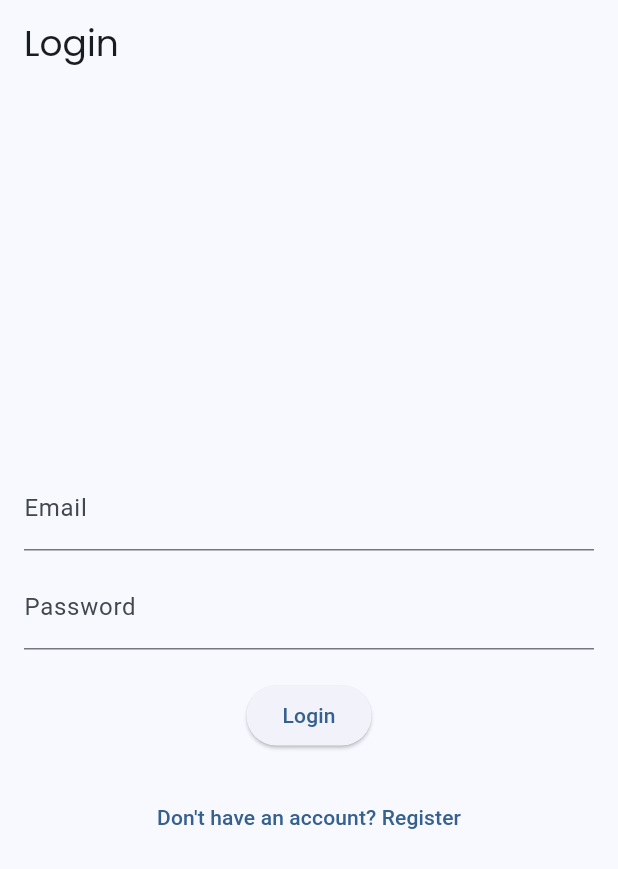
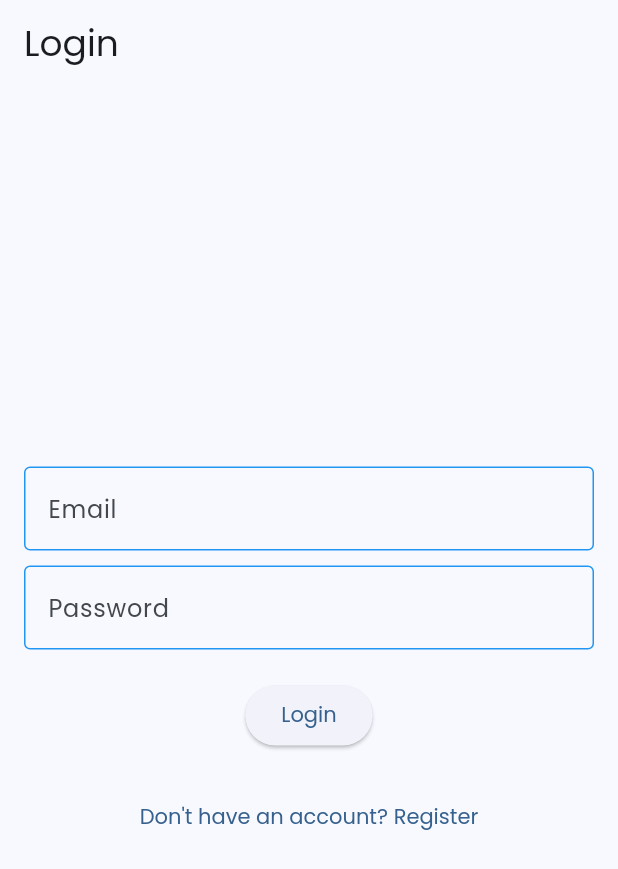
Before and after one commit to elena-atanasoska/Classly, a Flutter app: the screen it shows after launch, on a phone screen of 412 x 824 dp. Shown: the top 869 px of the screen. Run offline on Flutter 3.47's test engine with Material 3 defaults, Android fonts, the phone set to English and light mode, and no system bars; our stand-ins replace cloud_firestore, firebase_auth, firebase_core, firebase_storage, flutter_local_notifications, geolocator and 5 more; accounts and stored records are empty; generated files the repository leaves out were written again.

Commit message:
changed font everywhere

```diff
--- a/lib/main.dart
+++ b/lib/main.dart
@@ -4,7 +4,7 @@ import 'package:firebase_core/firebase_core.dart';
 import 'firebase_options.dart';
 import 'package:google_fonts/google_fonts.dart';
 
-void main() async{
+void main() async {
   WidgetsFlutterBinding.ensureInitialized();
   await Firebase.initializeApp(
     options: DefaultFirebaseOptions.currentPlatform,
@@ -13,10 +13,6 @@ void main() async{
 }
 
 class MyApp extends StatelessWidget {
-  // final CalendarEventService firestoreService;
-
-  // MyApp({required this.firestoreService});
-
   final MaterialColor customColor = const MaterialColor(0xFF2196F3, {
     50: Color(0xFFE3F2FD),
     100: Color(0xFFBBDEFB),
@@ -41,7 +37,7 @@ class MyApp extends StatelessWidget {
           brightness: Brightness.light,
         ),
         textTheme: TextTheme(
-          displayLarge: const TextStyle(
+          displayLarge: GoogleFonts.poppins(
             fontSize: 50,
             fontWeight: FontWeight.bold,
           ),
@@ -51,6 +47,51 @@ class MyApp extends StatelessWidget {
           bodyMedium: GoogleFonts.poppins(),
           displaySmall: GoogleFonts.poppins(),
         ),
+        elevatedButtonTheme: ElevatedButtonThemeData(
+          style: ElevatedButton.styleFrom(
+            textStyle: GoogleFonts.poppins(),
+          ),
+        ),
+        textButtonTheme: TextButtonThemeData(
+          style: TextButton.styleFrom(
+            textStyle: GoogleFonts.poppins(),
+          ),
+        ),
+        outlinedButtonTheme: OutlinedButtonThemeData(
+          style: OutlinedButton.styleFrom(
+            textStyle: GoogleFonts.poppins(),
+          ),
+        ),
+        dialogTheme: DialogTheme(
+          titleTextStyle: GoogleFonts.poppins(
+            fontSize: 20,
+            fontWeight: FontWeight.bold,
+          ),
+          contentTextStyle: GoogleFonts.poppins(),
+        ),
+        inputDecorationTheme: InputDecorationTheme(
+          labelStyle: GoogleFonts.poppins(),
+          hintStyle: GoogleFonts.poppins(),
+          floatingLabelStyle: GoogleFonts.poppins(),
+          errorStyle: GoogleFonts.poppins(),
+          border: OutlineInputBorder(
+            borderSide: BorderSide(color: customColor),
+          ),
+          focusedBorder: OutlineInputBorder(
+            borderSide: BorderSide(color: customColor),
+          ),
+          enabledBorder: OutlineInputBorder(
+            borderSide: BorderSide(color: customColor),
+          ),
+          disabledBorder: OutlineInputBorder(
+            borderSide: BorderSide(color: customColor),
+          ),
+        ),
+        dropdownMenuTheme: DropdownMenuThemeData(
+          textStyle: GoogleFonts.poppins(
+            fontSize: 16,
+          ),
+        ),
       ),
       home: const Splashscreen(),
     );
```
Also changed, not shown: lib/presentation/screens/calendar_screen.dart (+12 -13 lines), lib/presentation/screens/notifications_screen.dart (+5 -4 lines).
